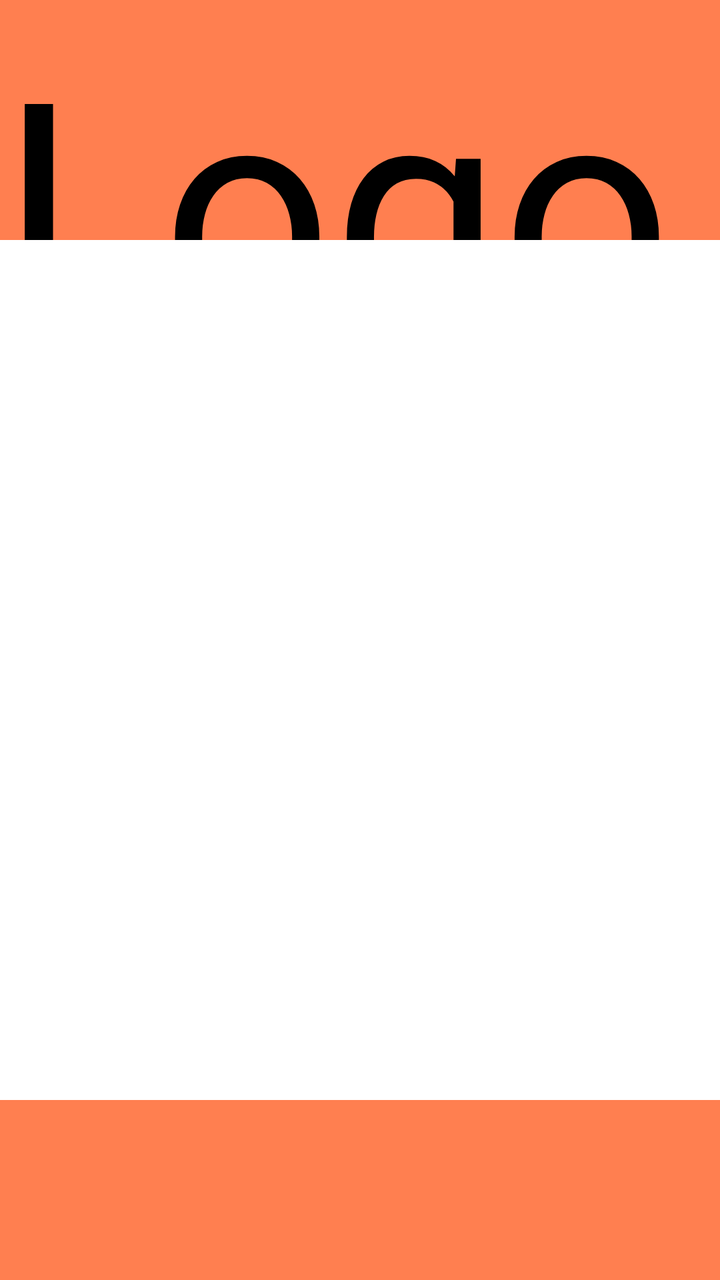
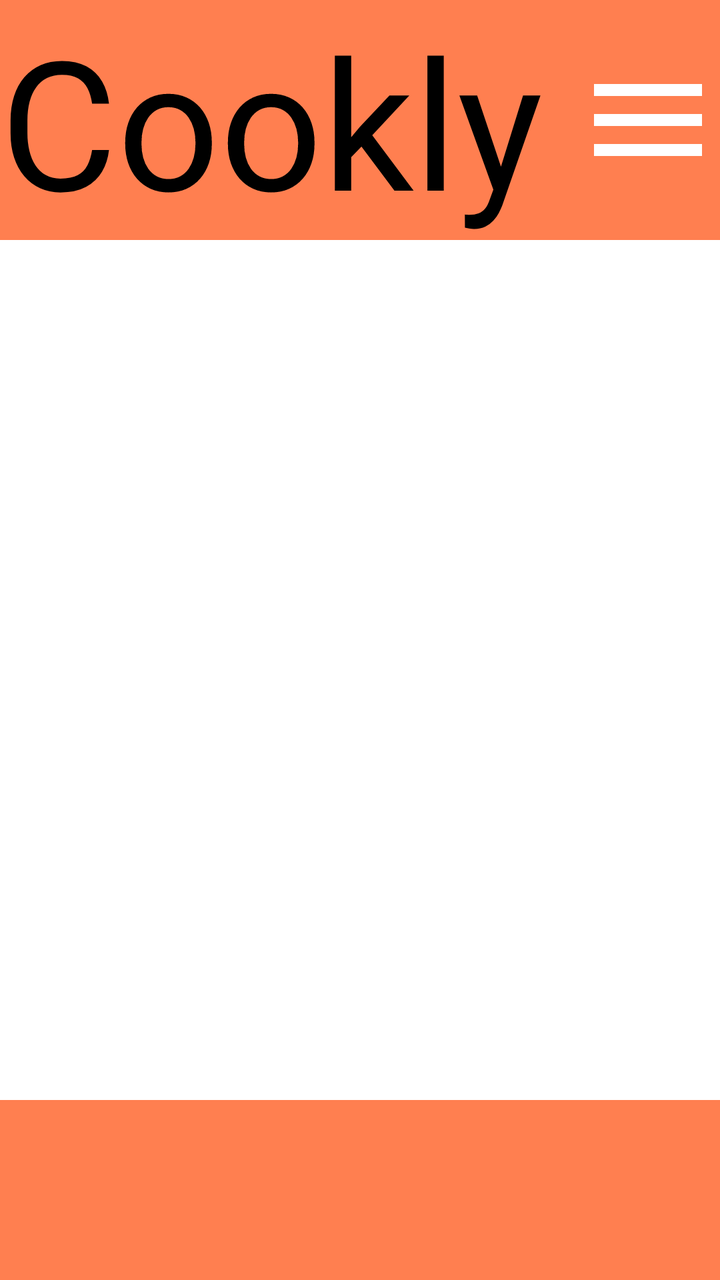

Compare the two renders of this Android layout. The source of the first and the diff that turns it into the second are given below.
<!-- AndroidManifest.xml: application theme Theme.Activitat_05 -->
<!-- res/layout/activity_main.xml -->
<?xml version="1.0" encoding="utf-8"?>
<androidx.constraintlayout.widget.ConstraintLayout xmlns:android="http://schemas.android.com/apk/res/android"
    xmlns:app="http://schemas.android.com/apk/res-auto"
    xmlns:tools="http://schemas.android.com/tools"
    android:id="@+id/main"
    android:layout_width="match_parent"
    android:layout_height="match_parent"
    tools:context=".MainActivity">

    <LinearLayout
        android:id="@+id/header"
        android:layout_width="match_parent"
        android:layout_height="120dp"
        app:layout_constraintStart_toStartOf="parent"
        app:layout_constraintTop_toTopOf="parent"
        app:layout_constraintBottom_toTopOf="@id/fragmentContainerView"
        android:background="?attr/headerMain"
        android:orientation="horizontal">

        <TextView
            android:layout_width="wrap_content"
            android:layout_height="match_parent"
            android:text="Logo"
            android:textSize="150sp"/>
        <ImageView
            android:layout_width="wrap_content"
            android:layout_height="match_parent"
            android:src=""/>
    </LinearLayout>

    <androidx.fragment.app.FragmentContainerView
        android:id="@+id/fragmentContainerView"
        android:layout_width="0dp"
        android:layout_height="0dp"
        app:layout_constraintTop_toBottomOf="@id/header"
        app:layout_constraintBottom_toTopOf="@id/footer"
        app:layout_constraintStart_toStartOf="parent"
        app:layout_constraintEnd_toEndOf="parent"/>

    <LinearLayout
        android:id="@+id/footer"
        android:layout_width="match_parent"
        android:layout_height="90dp"
        app:layout_constraintBottom_toBottomOf="parent"
        android:orientation="horizontal"
        android:background="?attr/headerMain">

    </LinearLayout>


</androidx.constraintlayout.widget.ConstraintLayout>
<!-- resources referenced by this layout -->
<resources>
  <style name="Theme.Activitat_05" parent="Base.Theme.Activitat_05" />
  <style name="Base.Theme.Activitat_05" parent="Theme.Material3Expressive.DayNight.NoActionBar">
          
          <item name="colorPrimary">@color/gray</item>
          <item name="colorSurface">@color/orange</item>
          <item name="android:textColor">@color/black</item>
          <item name="headerMain">@color/orange</item>
      </style>
  <color name="gray">#7B8794</color>
  <color name="orange">#FF7F50</color>
  <color name="black">#000000</color>
</resources>

<!-- the commit's change to res/layout/activity_main.xml (unified diff, before → after) -->
@@ -18,14 +18,17 @@
         android:orientation="horizontal">
 
         <TextView
-            android:layout_width="wrap_content"
+            android:layout_width="0dp"
             android:layout_height="match_parent"
-            android:text="Logo"
-            android:textSize="150sp"/>
+            android:text="@string/logo"
+            android:textSize="90sp"
+            android:layout_weight="0.8"/>
         <ImageView
-            android:layout_width="wrap_content"
+            android:id="@+id/aMSetting"
+            android:layout_width="0dp"
             android:layout_height="match_parent"
-            android:src=""/>
+            android:src="@drawable/menu_24dp"
+            android:layout_weight="0.2"/>
     </LinearLayout>
 
     <androidx.fragment.app.FragmentContainerView
<!-- resource entries referenced after the edit -->
@@ -1,15 +1,30 @@
 <!-- resources referenced by this layout -->
 <resources>
+  <!-- drawable menu_24dp (drawable) -->
+  <vector xmlns:android="http://schemas.android.com/apk/res/android"
+      android:width="24dp"
+      android:height="24dp"
+      android:viewportWidth="960"
+      android:viewportHeight="960">
+    <path
+        android:pathData="M120,720v-80h720v80L120,720ZM120,520v-80h720v80L120,520ZM120,320v-80h720v80L120,320Z"
+        android:fillColor="#FFFFFF"/>
+  </vector>
+  <string name="logo">Cookly</string>
   <style name="Theme.Activitat_05" parent="Base.Theme.Activitat_05" />
   <style name="Base.Theme.Activitat_05" parent="Theme.Material3Expressive.DayNight.NoActionBar">
           
-          <item name="colorPrimary">@color/gray</item>
           <item name="colorSurface">@color/orange</item>
+          <item name="headerMain">@color/orange</item>
+          <item name="button">@color/buttonColor</item>
+          <item name="buttonText">@color/white</item>
           <item name="android:textColor">@color/black</item>
-          <item name="headerMain">@color/orange</item>
+          <item name="settingText">@color/settingText</item>
       </style>
-  <color name="gray">#7B8794</color>
   <color name="orange">#FF7F50</color>
+  <color name="buttonColor">#1E96F2</color>
+  <color name="white">#FFFFFF</color>
   <color name="black">#000000</color>
+  <color name="settingText">#321D71</color>
 </resources>
 
